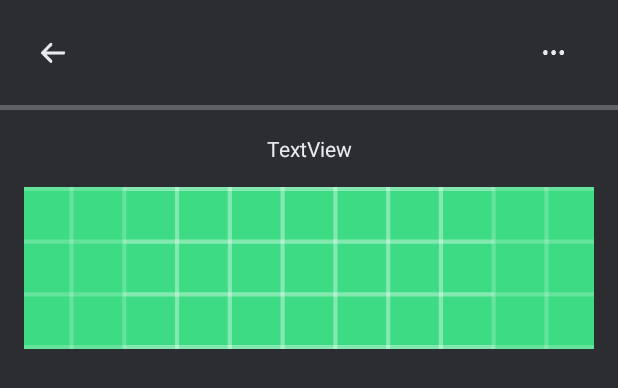
After one commit to ProcrastinationStation/verbose-disco, an Android app: the layout article.xml on its own in the app's theme, with its tools: preview values and no code run, on a phone screen of 412 x 824 dp. The commit adds this screen. Shown: the top 388 px of the screen. Run offline under Robolectric (Android 15) with nearby library versions, the phone set to English and light mode, and no system bars.

Commit message:
safety commit

```diff
--- a/app/src/main/AndroidManifest.xml
+++ b/app/src/main/AndroidManifest.xml
@@ -31,6 +31,12 @@
         </activity>
         <activity android:name=".Models.Controller.RegisterActivity"/>
         <activity android:name=".Models.Controller.BusinessRegisterActivity"/>
+        <activity android:name=".Models.Controller.Article"
+            android:label="Article"
+            android:launchMode="singleTop">
+            <meta-data android:name="android.support.PARENT_ACTIVITY"
+                android:value=".Models.Controller.TrendsActivity"/>
+        </activity>
     </application>
 
 </manifest>
--- /dev/null
+++ b/app/src/main/res/layout/article.xml
@@ -0,0 +1,112 @@
+<?xml version="1.0" encoding="utf-8"?>
+<androidx.constraintlayout.widget.ConstraintLayout
+    xmlns:android="http://schemas.android.com/apk/res/android"
+    xmlns:app="http://schemas.android.com/apk/res-auto"
+    xmlns:tools="http://schemas.android.com/tools"
+    android:layout_width="match_parent"
+    android:layout_height="match_parent">
+
+    <ScrollView
+        android:layout_width="0dp"
+        android:layout_height="0dp"
+        android:background="@color/colorLighterBlack"
+        app:layout_constraintBottom_toBottomOf="parent"
+        app:layout_constraintEnd_toEndOf="parent"
+        app:layout_constraintHorizontal_bias="1.0"
+        app:layout_constraintStart_toStartOf="parent"
+        app:layout_constraintTop_toTopOf="parent"
+        app:layout_constraintVertical_bias="1.0">
+
+        <androidx.constraintlayout.widget.ConstraintLayout
+            android:layout_width="match_parent"
+            android:layout_height="match_parent"
+            android:orientation="vertical">
+
+            <ImageButton
+                android:id="@+id/articleBackBtn"
+                android:layout_width="54dp"
+                android:layout_height="54dp"
+                android:layout_marginStart="8dp"
+                android:layout_marginTop="8dp"
+                android:background="@color/colorLighterBlack"
+                app:layout_constraintStart_toStartOf="parent"
+                app:layout_constraintTop_toTopOf="parent"
+                app:srcCompat="@mipmap/back4x" />
+
+            <ImageButton
+                android:id="@+id/articleMoreBtn"
+                android:layout_width="54dp"
+                android:layout_height="54dp"
+                android:layout_marginTop="8dp"
+                android:layout_marginEnd="16dp"
+                android:background="@color/colorLighterBlack"
+                app:layout_constraintEnd_toEndOf="parent"
+                app:layout_constraintTop_toTopOf="parent"
+                app:srcCompat="@mipmap/more_s4x" />
+
+            <View
+                android:id="@+id/divider2"
+                android:layout_width="0dp"
+                android:layout_height="3dp"
+                android:layout_marginTop="8dp"
+                android:background="@color/colorGrey"
+                app:layout_constraintEnd_toEndOf="parent"
+                app:layout_constraintStart_toStartOf="parent"
+                app:layout_constraintTop_toBottomOf="@+id/articleBackBtn" />
+
+            <TextView
+                android:id="@+id/textViewArticleHeader"
+                android:layout_width="wrap_content"
+                android:layout_height="wrap_content"
+                android:layout_marginStart="16dp"
+                android:layout_marginTop="16dp"
+                android:layout_marginEnd="16dp"
+                android:text="TextView"
+                android:textColor="@color/colorDarkerWhite"
+                app:layout_constraintEnd_toEndOf="parent"
+                app:layout_constraintStart_toStartOf="parent"
+                app:layout_constraintTop_toBottomOf="@+id/divider2" />
+
+            <ImageView
+                android:id="@+id/imageViewArticleHeader"
+                android:layout_width="0dp"
+                android:layout_height="wrap_content"
+                android:layout_marginStart="16dp"
+                android:layout_marginTop="16dp"
+                android:layout_marginEnd="16dp"
+                android:scaleType="centerCrop"
+                app:layout_constraintEnd_toEndOf="parent"
+                app:layout_constraintStart_toStartOf="parent"
+                app:layout_constraintTop_toBottomOf="@+id/textViewArticleHeader"
+                app:srcCompat="@drawable/ic_launcher_background" />
+
+            <TextView
+                android:id="@+id/articleDate"
+                android:layout_width="82dp"
+                android:layout_height="18dp"
+                android:layout_marginTop="16dp"
+                android:text="TextView"
+                app:layout_constraintStart_toStartOf="@id/imageViewArticleHeader"
+                app:layout_constraintTop_toBottomOf="parent" />
+
+            <View
+                android:id="@+id/divider3"
+                android:layout_width="1dp"
+                android:layout_height="match_parent"
+                android:background="?android:attr/listDivider"
+                app:layout_constraintBottom_toBottomOf="@id/articleDate"
+                app:layout_constraintStart_toEndOf="@id/articleDate"
+                app:layout_constraintTop_toTopOf="@+id/articleDate"
+                tools:layout_editor_absoluteX="98dp" />
+
+            <TextView
+                android:id="@+id/articleAuthor"
+                android:layout_width="wrap_content"
+                android:layout_height="wrap_content"
+                android:text="TextView"
+                app:layout_constraintStart_toEndOf="@id/divider3"
+                app:layout_constraintTop_toTopOf="@id/articleDate"
+                />
+        </androidx.constraintlayout.widget.ConstraintLayout>
+    </ScrollView>
+</androidx.constraintlayout.widget.ConstraintLayout>
--- a/app/src/main/res/layout/post.xml
+++ b/app/src/main/res/layout/post.xml
@@ -27,7 +27,7 @@
                 android:layout_width="0dp"
                 android:layout_height="wrap_content"
                 android:layout_marginStart="16dp"
-                android:layout_marginTop="16dp"
+                android:layout_marginTop="24dp"
                 android:layout_marginEnd="16dp"
                 android:scaleType="centerCrop"
                 app:layout_constraintEnd_toEndOf="parent"
@@ -41,7 +41,9 @@
                 android:layout_height="wrap_content"
                 android:layout_marginTop="16dp"
                 android:text="TextView"
-                android:textColor="@color/colorDarkerWhite"
+                android:textColor="@color/colorStockCourt"
+                android:textSize="14sp"
+                android:textStyle="bold"
                 app:layout_constraintEnd_toEndOf="@+id/imageView_postHeader"
                 app:layout_constraintStart_toStartOf="@+id/imageView_postHeader"
                 app:layout_constraintTop_toBottomOf="@+id/imageView_postHeader" />
```
Also changed, not shown: app/src/main/java/com/example/stockcourt/Models/Controller/Article.kt (+87 -1 lines), app/src/main/java/com/example/stockcourt/Models/Services/MainAdapter.kt (+17 -1 lines), app/src/main/java/com/example/stockcourt/Models/Services/MainAdapterFeatured.kt (+18 -1 lines).
